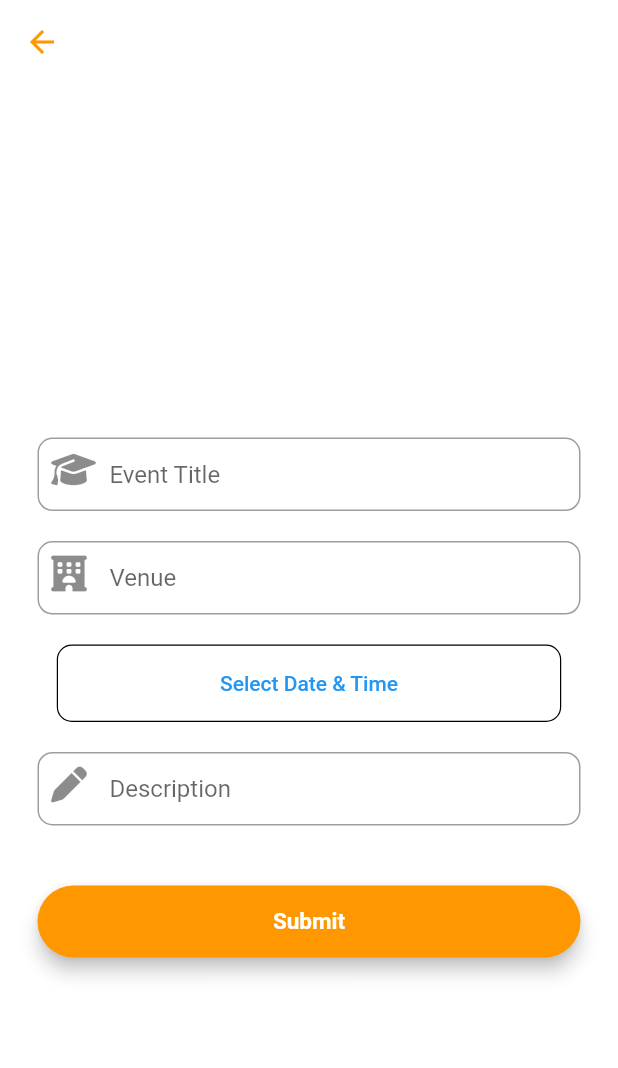
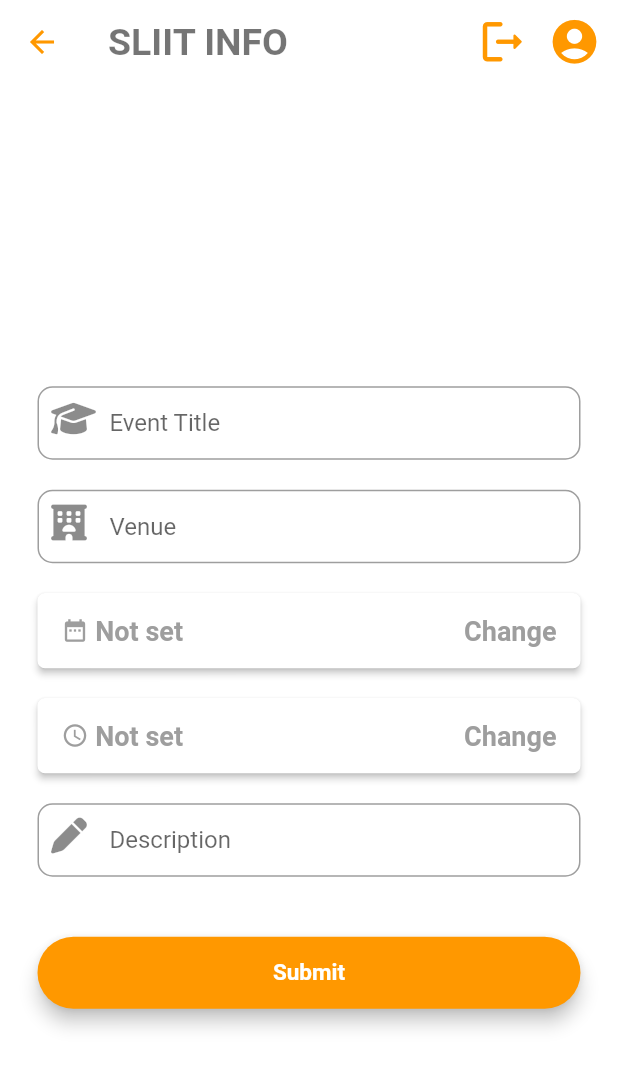
Before and after one commit to nilanmeegoda99/CTSE_SLIIT_Flutter, a Flutter app: the add_Event_screen screen opened by its route, on a phone screen of 412 x 824 dp. Shown: the top 1068 px of the screen. Run offline on Flutter 3.47's test engine with Material 2 defaults, Android fonts, the phone set to English and light mode, and no system bars; our stand-ins replace cloud_firestore, firebase_auth, firebase_core, flutter_datetime_picker, fluttertoast, font_awesome_flutter; accounts and stored records are empty.

Commit message:
updates on CRUD operations

```diff
--- a/lib/main.dart
+++ b/lib/main.dart
@@ -1,6 +1,8 @@
 import 'package:firebase_core/firebase_core.dart';
 import 'package:flutter/material.dart';
 import 'package:sliit_info_ctse/screens/add_degree.dart';
+import 'package:sliit_info_ctse/screens/add_news.dart';
+import 'package:sliit_info_ctse/screens/admin_screen.dart';
 import 'package:sliit_info_ctse/screens/edit_prodile.dart';
 import 'package:sliit_info_ctse/screens/home_screen.dart';
 import 'package:sliit_info_ctse/screens/login_screen.dart';
@@ -38,6 +40,8 @@ class MyApp extends StatelessWidget {
         '/edit_profile' : (context) => EditProfilePage(),
         '/add_degree': (context) => const add_Degree_screen(),
         '/add_event': (context) => const add_Event_screen(),
+        '/add_news': (context) => const add_News_screen(),
+        '/admin': (context) => const  AdminScreen(),
       },
     );
   }
--- a/lib/model/event_model.dart
+++ b/lib/model/event_model.dart
@@ -4,7 +4,7 @@ class event_model{
   String? event_name;
   String? venue;
   String? image_path;
-  DateTime? date_time;
+  String? date_time;
   String? description;
 
   event_model({
--- a/lib/screens/add_event.dart
+++ b/lib/screens/add_event.dart
@@ -1,9 +1,11 @@
+
 import 'package:cloud_firestore/cloud_firestore.dart';
 import "package:flutter/material.dart";
 import 'package:fluttertoast/fluttertoast.dart';
 import 'package:sliit_info_ctse/model/event_model.dart';
 import 'package:font_awesome_flutter/font_awesome_flutter.dart';
 import 'package:flutter_datetime_picker/flutter_datetime_picker.dart';
+import 'package:sliit_info_ctse/widgets/appBar2.dart';
 
 class add_Event_screen extends StatefulWidget {
   const add_Event_screen({Key? key}) : super(key: key);
@@ -22,7 +24,8 @@ class _add_Event_screenState extends State<add_Event_screen> {
   final desc_editing_cntrlr = new TextEditingController();
 
   //event date and time
-  DateTime? event_dateTime;
+  String _date = "Not set";
+  String _time = "Not set";
 
   //signup form key
   final _event_formKey = GlobalKey<FormState>();
@@ -92,27 +95,134 @@ class _add_Event_screenState extends State<add_Event_screen> {
       ),
     );
 
-    final datetimepicker = Container(
-      decoration: BoxDecoration(
-        borderRadius: BorderRadius.circular(10),
-        border: Border.all(width: 0.8),
-      ),
-      padding: const EdgeInsets.fromLTRB(100, 1, 100, 1),
-      child: TextButton(
+    //date and time picker
+    final datetimepicker = Column(
+      mainAxisSize: MainAxisSize.max,
+      mainAxisAlignment: MainAxisAlignment.center,
+      children: <Widget>[
+        ElevatedButton(
+          style: ButtonStyle(
+              shape: MaterialStateProperty.all<RoundedRectangleBorder>(
+                RoundedRectangleBorder(
+                    borderRadius: BorderRadius.circular(5.0)),
+              ),
+          backgroundColor: MaterialStateProperty.all(Colors.white),
+          ),
           onPressed: () {
             DatePicker.showDatePicker(context,
+                theme: const DatePickerTheme(
+                  containerHeight: 210.0,
+                ),
                 showTitleActions: true,
-                minTime: DateTime(2022, 3, 5),
-                maxTime: DateTime(2056, 6, 7), onChanged: (date) {
-                  print('change $date');
-                }, onConfirm: (date) {
+                minTime: DateTime(2000, 1, 1),
+                maxTime: DateTime(2055, 12, 31), onConfirm: (date) {
                   print('confirm $date');
+                  _date = '${date.year} - ${date.month} - ${date.day}';
+                  setState(() {});
                 }, currentTime: DateTime.now(), locale: LocaleType.en);
           },
-          child: Text(
-            'Select Date & Time',
-            style: TextStyle(color: Colors.blue),
-          )),
+          child: Container(
+            alignment: Alignment.center,
+            height: 50.0,
+            child: Row(
+              mainAxisAlignment: MainAxisAlignment.spaceBetween,
+              children: <Widget>[
+                Row(
+                  children: <Widget>[
+                    Container(
+                      child: Row(
+                        children: <Widget>[
+                          const Icon(
+                            Icons.date_range,
+                            size: 18.0,
+                            color: Colors.grey,
+                          ),
+                          Text(
+                            " $_date",
+                            style: const TextStyle(
+                                color: Colors.grey,
+                                fontWeight: FontWeight.bold,
+                                fontSize: 18.0),
+                          ),
+                        ],
+                      ),
+                    )
+                  ],
+                ),
+                const Text(
+                  "  Change",
+                  style: TextStyle(
+                      color: Colors.grey,
+                      fontWeight: FontWeight.bold,
+                      fontSize: 18.0),
+                ),
+              ],
+            ),
+          ),
+        ),
+        const SizedBox(
+          height: 20.0,
+        ),
+        ElevatedButton(
+          style: ButtonStyle(
+            shape: MaterialStateProperty.all<RoundedRectangleBorder>(
+              RoundedRectangleBorder(
+                  borderRadius: BorderRadius.circular(5.0)),
+            ),
+            backgroundColor: MaterialStateProperty.all(Colors.white),
+          ),
+          onPressed: () {
+            DatePicker.showTimePicker(context,
+                theme: const DatePickerTheme(
+                  containerHeight: 210.0,
+                ),
+                showTitleActions: true, onConfirm: (time) {
+                  print('confirm $time');
+                  _time = '${time.hour} : ${time.minute} : ${time.second}';
+                  setState(() {});
+                }, currentTime: DateTime.now(), locale: LocaleType.en);
+            setState(() {});
+          },
+          child: Container(
+            alignment: Alignment.center,
+            height: 50.0,
+            child: Row(
+              mainAxisAlignment: MainAxisAlignment.spaceBetween,
+              children: <Widget>[
+                Row(
+                  children: <Widget>[
+                    Container(
+                      child: Row(
+                        children: <Widget>[
+                          const Icon(
+                            Icons.access_time,
+                            size: 18.0,
+                            color: Colors.grey,
+                          ),
+                          Text(
+                            " $_time",
+                            style: const TextStyle(
+                                color: Colors.grey,
+                                fontWeight: FontWeight.bold,
+                                fontSize: 18.0),
+                          ),
+                        ],
+                      ),
+                    )
+                  ],
+                ),
+                const Text(
+                  "  Change",
+                  style: TextStyle(
+                      color: Colors.grey,
+                      fontWeight: FontWeight.bold,
+                      fontSize: 18.0),
+                ),
+              ],
+            ),
+          ),
+        )
+      ],
     );
 
     //description field
@@ -171,16 +281,7 @@ class _add_Event_screenState extends State<add_Event_screen> {
 
     return Scaffold(
         backgroundColor: Colors.white,
-        appBar: AppBar(
-          backgroundColor: Colors.transparent,
-          elevation: 0,
-          leading: IconButton(
-            icon: Icon(Icons.arrow_back, color:Colors.orange),
-            onPressed: (){
-              Navigator.of(context).pop();
-            },
-          ),
-        ),
+        appBar: buildLoggedAppBar(context),
         body: Center(
           child: SingleChildScrollView(
               child: Container(
@@ -233,6 +334,7 @@ class _add_Event_screenState extends State<add_Event_screen> {
     eventModel.event_name = event_name_editing_cntrlr.text;
     eventModel.venue = venue_editing_cntrlr.text;
     eventModel.description = desc_editing_cntrlr.text;
+    eventModel.date_time = '$_date at $_time';
 
 
     await firebaseFirestore.collection('events').doc().set(eventModel.toMap());
--- /dev/null
+++ b/lib/widgets/appBar2.dart
@@ -0,0 +1,36 @@
+import 'package:flutter/material.dart';
+import 'package:sliit_info_ctse/services/auth_service.dart';
+
+//authservice
+final AuthService _auth = AuthService();
+
+AppBar buildLoggedAppBar(BuildContext context){
+  return AppBar(
+    backgroundColor: Colors.transparent,
+    elevation: 0,
+    title: const Text("SLIIT INFO", style: TextStyle(color: Colors.black54, fontWeight: FontWeight.w600, fontSize: 25),) ,
+    leading: IconButton(
+      icon: const Icon(Icons.arrow_back, color:Colors.orange),
+      onPressed: (){
+        Navigator.pop(context);
+      },
+    ),
+    actions: [
+      IconButton(
+        icon: const Icon(Icons.logout_rounded, color:Colors.orange, size: 35,),
+        onPressed: (){
+          _auth.signOut();
+          Navigator.pushReplacementNamed(context, '/');
+        },
+        padding: const EdgeInsets.only(right: 10),
+      ),
+      IconButton(
+        icon: const Icon(Icons.account_circle, color:Colors.orange, size: 35,),
+        onPressed: (){
+          Navigator.pushNamed(context, '/userprofile');
+        },
+        padding: const EdgeInsets.only(right: 10),
+      ),
+    ],
+  );
+}
--- a/lib/widgets/appbar_widget.dart
+++ b/lib/widgets/appbar_widget.dart
@@ -7,7 +7,7 @@ AppBar buildAppBar(BuildContext context) {
     backgroundColor: Colors.transparent,
     elevation: 0,
     leading: IconButton(
-      icon: Icon(Icons.arrow_back, color:Colors.orange),
+      icon: const Icon(Icons.arrow_back, color:Colors.orange),
       onPressed: (){
         Navigator.pop(context);
       },
```
Also changed, not shown: lib/model/news_model.dart (+23 -0 lines), lib/screens/add_degree.dart (+2 -10 lines), lib/screens/add_news.dart (+176 -0 lines), lib/screens/admin_screen.dart (added, +60 -0 lines), lib/screens/home_screen.dart (+15 -11 lines).
